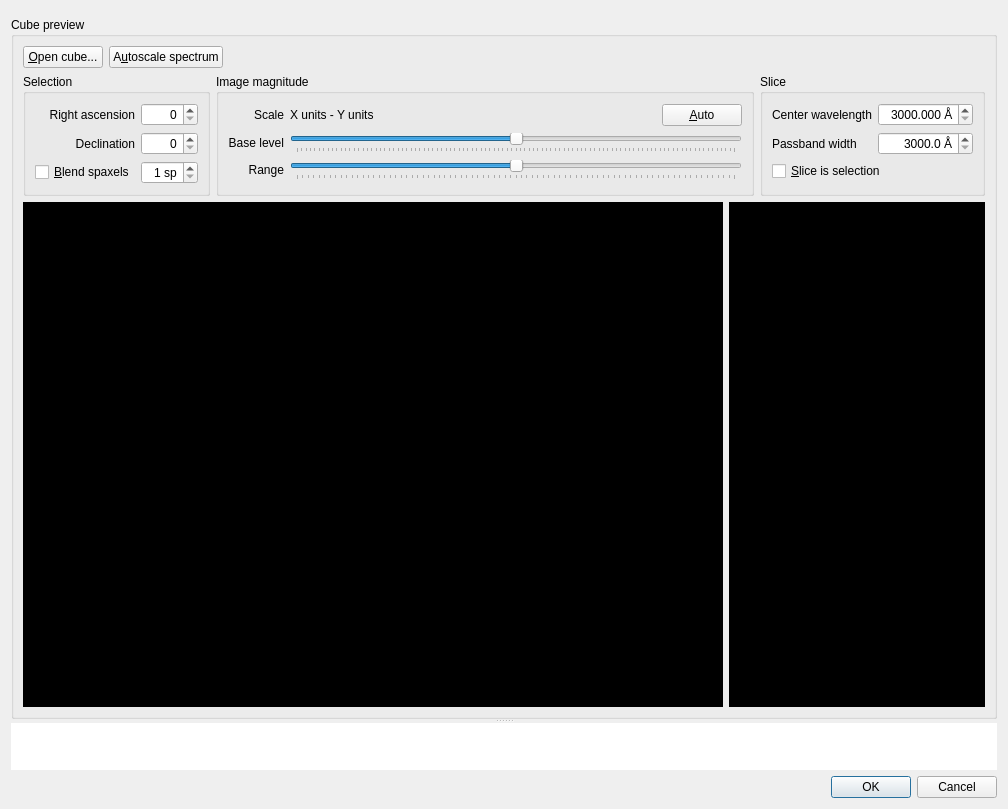
Qt form simui/CubeSelector.ui (HARMONI-CAB/radiosim) before a commit.
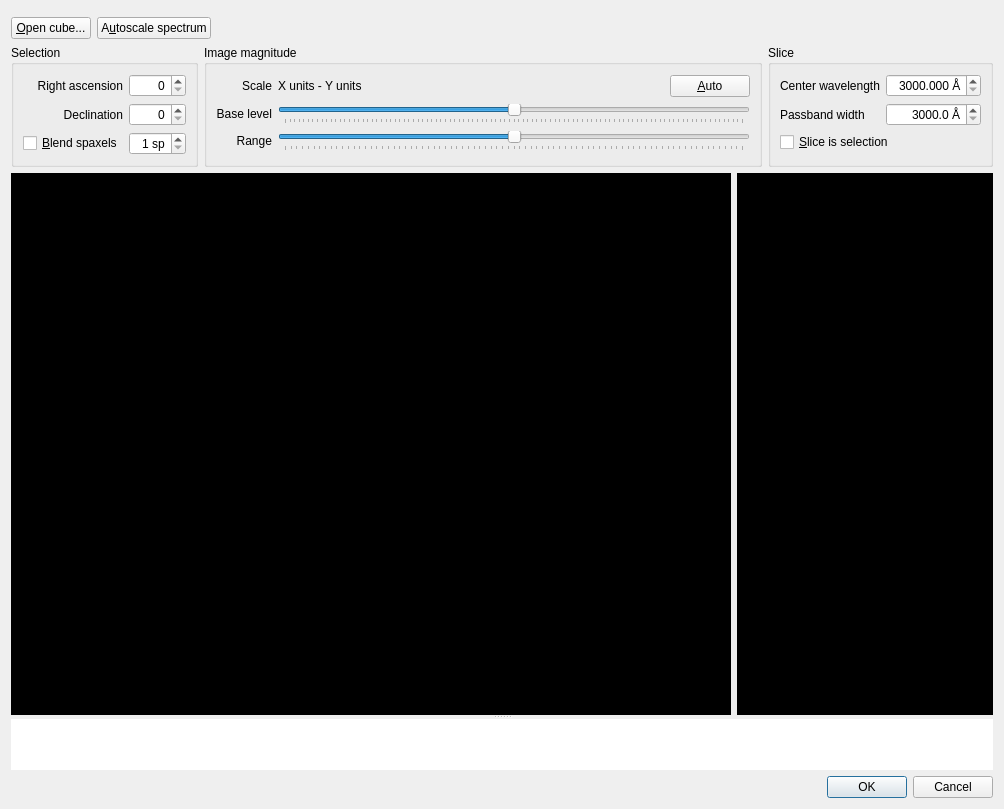
The same form after that commit.

Commit message: Improve selection interactivity

The edit to the form file:
```diff
--- a/simui/CubeSelector.ui
+++ b/simui/CubeSelector.ui
@@ -52,7 +52,7 @@
      <property name="orientation">
       <enum>Qt::Vertical</enum>
      </property>
-     <widget class="QGroupBox" name="groupBox">
+     <widget class="QWidget" name="widget" native="true">
       <property name="sizePolicy">
        <sizepolicy hsizetype="Expanding" vsizetype="Preferred">
         <horstretch>0</horstretch>
@@ -65,9 +65,6 @@
         <height>0</height>
        </size>
       </property>
-      <property name="title">
-       <string>Cube preview</string>
-      </property>
       <layout class="QGridLayout" name="gridLayout_2">
        <item row="1" column="1">
         <widget class="QStackedWidget" name="previewStackedWidget">
```
Left out of the diff: 14 changed lines with no effect on the pictures. The commit also changes 1 other file.
